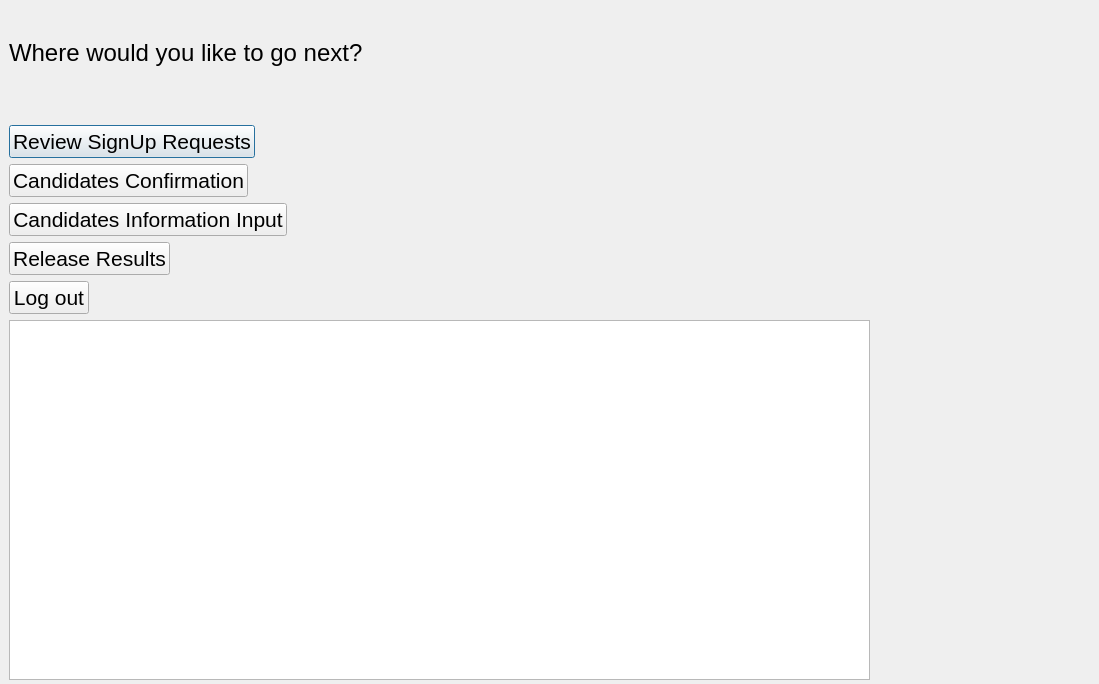
Above: adminmainwindow.ui from PrekshyaDawadi/E-Matdaan before the change. Below: the same form after it.
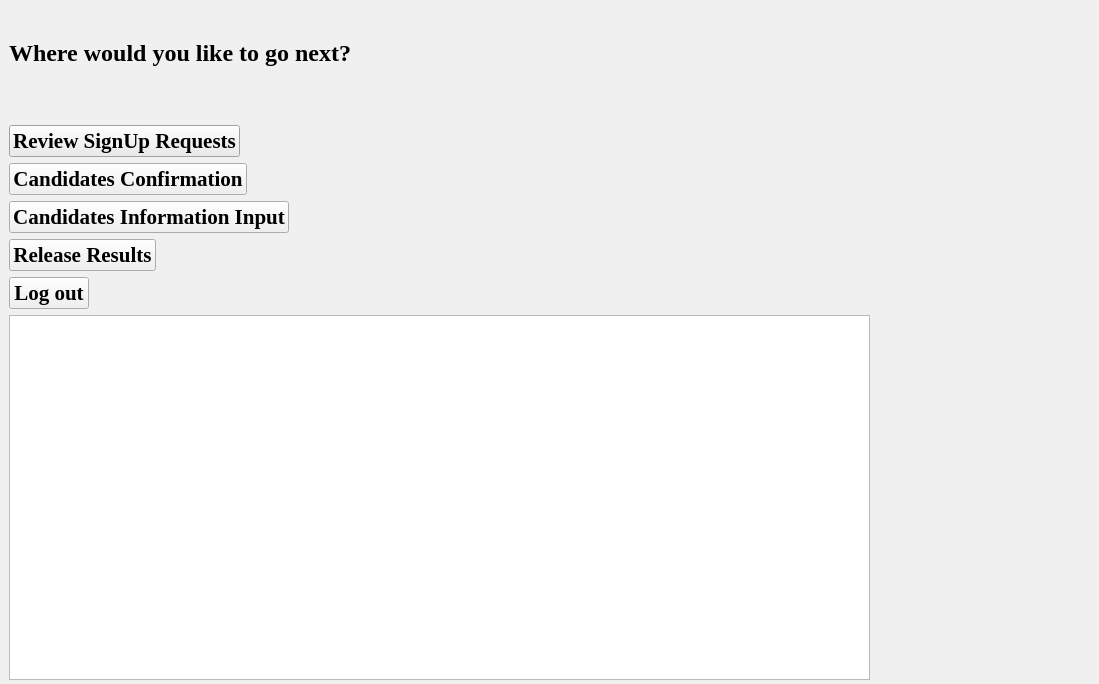
That is the form after the change.

Patch:
```diff
--- a/adminmainwindow.ui
+++ b/adminmainwindow.ui
@@ -10,6 +10,589 @@
     <height>684</height>
    </rect>
   </property>
+  <property name="palette">
+   <palette>
+    <active>
+     <colorrole role="WindowText">
+      <brush brushstyle="SolidPattern">
+       <color alpha="255">
+        <red>0</red>
+        <green>0</green>
+        <blue>0</blue>
+       </color>
+      </brush>
+     </colorrole>
+     <colorrole role="Button">
+      <brush brushstyle="SolidPattern">
+       <color alpha="255">
+        <red>240</red>
+        <green>240</green>
+        <blue>240</blue>
+       </color>
+      </brush>
+     </colorrole>
+     <colorrole role="Light">
+      <brush brushstyle="SolidPattern">
+       <color alpha="255">
+        <red>255</red>
+        <green>255</green>
+        <blue>255</blue>
+       </color>
+      </brush>
+     </colorrole>
+     <colorrole role="Midlight">
+      <brush brushstyle="SolidPattern">
+       <color alpha="255">
+        <red>227</red>
+        <green>227</green>
+        <blue>227</blue>
+       </color>
+      </brush>
+     </colorrole>
+     <colorrole role="Dark">
+      <brush brushstyle="SolidPattern">
+       <color alpha="255">
+        <red>160</red>
+        <green>160</green>
+        <blue>160</blue>
+       </color>
+      </brush>
+     </colorrole>
+     <colorrole role="Mid">
+      <brush brushstyle="SolidPattern">
+       <color alpha="255">
+        <red>160</red>
+        <green>160</green>
+        <blue>160</blue>
+       </color>
+      </brush>
+     </colorrole>
+     <colorrole role="Text">
+      <brush brushstyle="SolidPattern">
+       <color alpha="255">
+        <red>0</red>
+        <green>0</green>
+        <blue>0</blue>
+       </color>
+      </brush>
+     </colorrole>
+     <colorrole role="BrightText">
+      <brush brushstyle="SolidPattern">
+       <color alpha="255">
+        <red>255</red>
+        <green>255</green>
+        <blue>255</blue>
+       </color>
+      </brush>
+     </colorrole>
+     <colorrole role="ButtonText">
+      <brush brushstyle="SolidPattern">
+       <color alpha="255">
+        <red>0</red>
+        <green>0</green>
+        <blue>0</blue>
+       </color>
+      </brush>
+     </colorrole>
+     <colorrole role="Base">
+      <brush brushstyle="SolidPattern">
+       <color alpha="255">
+        <red>255</red>
+        <green>255</green>
+        <blue>255</blue>
+       </color>
+      </brush>
+     </colorrole>
+     <colorrole role="Window">
+      <brush brushstyle="SolidPattern">
+       <color alpha="255">
+        <red>85</red>
+        <green>170</green>
+        <blue>255</blue>
+       </color>
+      </brush>
+     </colorrole>
+     <colorrole role="Shadow">
+      <brush brushstyle="SolidPattern">
+       <color alpha="255">
+        <red>105</red>
+        <green>105</green>
+        <blue>105</blue>
+       </color>
+      </brush>
+     </colorrole>
+     <colorrole role="Highlight">
+      <brush brushstyle="SolidPattern">
+       <color alpha="255">
+        <red>0</red>
+        <green>120</green>
+        <blue>215</blue>
+       </color>
+      </brush>
+     </colorrole>
+     <colorrole role="HighlightedText">
+      <brush brushstyle="SolidPattern">
+       <color alpha="255">
+        <red>255</red>
+        <green>255</green>
+        <blue>255</blue>
+       </color>
+      </brush>
+     </colorrole>
+     <colorrole role="Link">
+      <brush brushstyle="SolidPattern">
+       <color alpha="255">
+        <red>0</red>
+        <green>0</green>
+        <blue>255</blue>
+       </color>
+      </brush>
+     </colorrole>
+     <colorrole role="LinkVisited">
+      <brush brushstyle="SolidPattern">
+       <color alpha="255">
+        <red>255</red>
+        <green>0</green>
+        <blue>255</blue>
+       </color>
+      </brush>
+     </colorrole>
+     <colorrole role="AlternateBase">
+      <brush brushstyle="SolidPattern">
+       <color alpha="255">
+        <red>245</red>
+        <green>245</green>
+        <blue>245</blue>
+       </color>
+      </brush>
+     </colorrole>
+     <colorrole role="NoRole">
+      <brush brushstyle="SolidPattern">
+       <color alpha="255">
+        <red>0</red>
+        <green>0</green>
+        <blue>0</blue>
+       </color>
+      </brush>
+     </colorrole>
+     <colorrole role="ToolTipBase">
+      <brush brushstyle="SolidPattern">
+       <color alpha="255">
+        <red>255</red>
+        <green>255</green>
+        <blue>220</blue>
+       </color>
+      </brush>
+     </colorrole>
+     <colorrole role="ToolTipText">
+      <brush brushstyle="SolidPattern">
+       <color alpha="255">
+        <red>0</red>
+        <green>0</green>
+        <blue>0</blue>
+       </color>
+      </brush>
+     </colorrole>
+     <colorrole role="PlaceholderText">
+      <brush brushstyle="SolidPattern">
+       <color alpha="128">
+        <red>0</red>
+        <green>0</green>
+        <blue>0</blue>
+       </color>
+      </brush>
+     </colorrole>
+    </active>
+    <inactive>
+     <colorrole role="WindowText">
+      <brush brushstyle="SolidPattern">
+       <color alpha="255">
+        <red>0</red>
+        <green>0</green>
+        <blue>0</blue>
+       </color>
+      </brush>
+     </colorrole>
+     <colorrole role="Button">
+      <brush brushstyle="SolidPattern">
+       <color alpha="255">
+        <red>240</red>
+        <green>240</green>
+        <blue>240</blue>
+       </color>
+      </brush>
+     </colorrole>
+     <colorrole role="Light">
+      <brush brushstyle="SolidPattern">
+       <color alpha="255">
+        <red>255</red>
+        <green>255</green>
+        <blue>255</blue>
+       </color>
+      </brush>
+     </colorrole>
+     <colorrole role="Midlight">
+      <brush brushstyle="SolidPattern">
+       <color alpha="255">
+        <red>227</red>
+        <green>227</green>
+        <blue>227</blue>
+       </color>
+      </brush>
+     </colorrole>
+     <colorrole role="Dark">
+      <brush brushstyle="SolidPattern">
+       <color alpha="255">
+        <red>160</red>
+        <green>160</green>
+        <blue>160</blue>
+       </color>
+      </brush>
+     </colorrole>
+     <colorrole role="Mid">
+      <brush brushstyle="SolidPattern">
+       <color alpha="255">
+        <red>160</red>
+        <green>160</green>
+        <blue>160</blue>
+       </color>
+      </brush>
+     </colorrole>
+     <colorrole role="Text">
+      <brush brushstyle="SolidPattern">
+       <color alpha="255">
+        <red>0</red>
+        <green>0</green>
+        <blue>0</blue>
+       </color>
+      </brush>
+     </colorrole>
+     <colorrole role="BrightText">
+      <brush brushstyle="SolidPattern">
+       <color alpha="255">
+        <red>255</red>
+        <green>255</green>
+        <blue>255</blue>
+       </color>
+      </brush>
+     </colorrole>
+     <colorrole role="ButtonText">
+      <brush brushstyle="SolidPattern">
+       <color alpha="255">
+        <red>0</red>
+        <green>0</green>
+        <blue>0</blue>
+       </color>
+      </brush>
+     </colorrole>
+     <colorrole role="Base">
+      <brush brushstyle="SolidPattern">
+       <color alpha="255">
+        <red>255</red>
+        <green>255</green>
+        <blue>255</blue>
+       </color>
+      </brush>
+     </colorrole>
+     <colorrole role="Window">
+      <brush brushstyle="SolidPattern">
+       <color alpha="255">
+        <red>240</red>
+        <green>240</green>
+        <blue>240</blue>
+       </color>
+      </brush>
+     </colorrole>
+     <colorrole role="Shadow">
+      <brush brushstyle="SolidPattern">
+       <color alpha="255">
+        <red>105</red>
+        <green>105</green>
+        <blue>105</blue>
+       </color>
+      </brush>
+     </colorrole>
+     <colorrole role="Highlight">
+      <brush brushstyle="SolidPattern">
+       <color alpha="255">
+        <red>240</red>
+        <green>240</green>
+        <blue>240</blue>
+       </color>
+      </brush>
+     </colorrole>
+     <colorrole role="HighlightedText">
+      <brush brushstyle="SolidPattern">
+       <color alpha="255">
+        <red>0</red>
+        <green>0</green>
+        <blue>0</blue>
+       </color>
+      </brush>
+     </colorrole>
+     <colorrole role="Link">
+      <brush brushstyle="SolidPattern">
+       <color alpha="255">
+        <red>0</red>
+        <green>0</green>
+        <blue>255</blue>
+       </color>
+      </brush>
+     </colorrole>
+     <colorrole role="LinkVisited">
+      <brush brushstyle="SolidPattern">
+       <color alpha="255">
+        <red>255</red>
+        <green>0</green>
+        <blue>255</blue>
+       </color>
+      </brush>
+     </colorrole>
+     <colorrole role="AlternateBase">
+      <brush brushstyle="SolidPattern">
+       <color alpha="255">
+        <red>245</red>
+        <green>245</green>
+        <blue>245</blue>
+       </color>
+      </brush>
+     </colorrole>
+     <colorrole role="NoRole">
+      <brush brushstyle="NoBrush">
+       <color alpha="255">
+        <red>0</red>
+        <green>0</green>
+        <blue>0</blue>
+       </color>
+      </brush>
+     </colorrole>
+     <colorrole role="ToolTipBase">
+      <brush brushstyle="SolidPattern">
+       <color alpha="255">
+        <red>255</red>
+        <green>255</green>
+        <blue>220</blue>
+       </color>
+      </brush>
+     </colorrole>
+     <colorrole role="ToolTipText">
+      <brush brushstyle="SolidPattern">
+       <color alpha="255">
+        <red>0</red>
+        <green>0</green>
+        <blue>0</blue>
+       </color>
+      </brush>
+     </colorrole>
+     <colorrole role="PlaceholderText">
+      <brush brushstyle="SolidPattern">
+       <color alpha="128">
+        <red>0</red>
+        <green>0</green>
+        <blue>0</blue>
+       </color>
+      </brush>
+     </colorrole>
+    </inactive>
+    <disabled>
+     <colorrole role="WindowText">
+      <brush brushstyle="SolidPattern">
+       <color alpha="255">
+        <red>120</red>
+        <green>120</green>
+        <blue>120</blue>
+       </color>
+      </brush>
+     </colorrole>
+     <colorrole role="Button">
+      <brush brushstyle="SolidPattern">
+       <color alpha="255">
+        <red>240</red>
+        <green>240</green>
+        <blue>240</blue>
+       </color>
+      </brush>
+     </colorrole>
+     <colorrole role="Light">
+      <brush brushstyle="SolidPattern">
+       <color alpha="255">
+        <red>255</red>
+        <green>255</green>
+        <blue>255</blue>
+       </color>
+      </brush>
+     </colorrole>
+     <colorrole role="Midlight">
+      <brush brushstyle="SolidPattern">
+       <color alpha="255">
+        <red>247</red>
+        <green>247</green>
+        <blue>247</blue>
+       </color>
+      </brush>
+     </colorrole>
+     <colorrole role="Dark">
+      <brush brushstyle="SolidPattern">
+       <color alpha="255">
+        <red>160</red>
+        <green>160</green>
+        <blue>160</blue>
+       </color>
+      </brush>
+     </colorrole>
+     <colorrole role="Mid">
+      <brush brushstyle="SolidPattern">
+       <color alpha="255">
+        <red>160</red>
+        <green>160</green>
+        <blue>160</blue>
+       </color>
+      </brush>
+     </colorrole>
+     <colorrole role="Text">
+      <brush brushstyle="SolidPattern">
+       <color alpha="255">
+        <red>120</red>
+        <green>120</green>
+        <blue>120</blue>
+       </color>
+      </brush>
+     </colorrole>
+     <colorrole role="BrightText">
+      <brush brushstyle="SolidPattern">
+       <color alpha="255">
+        <red>255</red>
+        <green>255</green>
+        <blue>255</blue>
+       </color>
+      </brush>
+     </colorrole>
+     <colorrole role="ButtonText">
+      <brush brushstyle="SolidPattern">
+       <color alpha="255">
+        <red>120</red>
+        <green>120</green>
+        <blue>120</blue>
+       </color>
+      </brush>
+     </colorrole>
+     <colorrole role="Base">
+      <brush brushstyle="SolidPattern">
+       <color alpha="255">
+        <red>85</red>
+        <green>170</green>
+        <blue>255</blue>
+       </color>
+      </brush>
+     </colorrole>
+     <colorrole role="Window">
+      <brush brushstyle="SolidPattern">
+       <color alpha="255">
+        <red>85</red>
+        <green>170</green>
+        <blue>255</blue>
+       </color>
+      </brush>
+     </colorrole>
+     <colorrole role="Shadow">
+      <brush brushstyle="SolidPattern">
+       <color alpha="255">
+        <red>0</red>
+        <green>0</green>
+        <blue>0</blue>
+       </color>
+      </brush>
+     </colorrole>
+     <colorrole role="Highlight">
+      <brush brushstyle="SolidPattern">
+       <color alpha="255">
+        <red>0</red>
+        <green>120</green>
+        <blue>215</blue>
+       </color>
+      </brush>
+     </colorrole>
+     <colorrole role="HighlightedText">
+      <brush brushstyle="SolidPattern">
+       <color alpha="255">
+        <red>255</red>
+        <green>255</green>
+        <blue>255</blue>
+       </color>
+      </brush>
+     </colorrole>
+     <colorrole role="Link">
+      <brush brushstyle="SolidPattern">
+       <color alpha="255">
+        <red>0</red>
+        <green>0</green>
+        <blue>255</blue>
+       </color>
+      </brush>
+     </colorrole>
+     <colorrole role="LinkVisited">
+      <brush brushstyle="SolidPattern">
+       <color alpha="255">
+        <red>255</red>
+        <green>0</green>
+        <blue>255</blue>
+       </color>
+      </brush>
+     </colorrole>
+     <colorrole role="AlternateBase">
+      <brush brushstyle="SolidPattern">
+       <color alpha="255">
+        <red>245</red>
+        <green>245</green>
+        <blue>245</blue>
+       </color>
+      </brush>
+     </colorrole>
+     <colorrole role="NoRole">
+      <brush brushstyle="NoBrush">
+       <color alpha="255">
+        <red>0</red>
+        <green>0</green>
+        <blue>0</blue>
+       </color>
+      </brush>
+     </colorrole>
+     <colorrole role="ToolTipBase">
+      <brush brushstyle="SolidPattern">
+       <color alpha="255">
+        <red>255</red>
+        <green>255</green>
+        <blue>220</blue>
+       </color>
+      </brush>
+     </colorrole>
+     <colorrole role="ToolTipText">
+      <brush brushstyle="SolidPattern">
+       <color alpha="255">
+        <red>0</red>
+        <green>0</green>
+        <blue>0</blue>
+       </color>
+      </brush>
+     </colorrole>
+     <colorrole role="PlaceholderText">
+      <brush brushstyle="SolidPattern">
+       <color alpha="128">
+        <red>0</red>
+        <green>0</green>
+        <blue>0</blue>
+       </color>
+      </brush>
+     </colorrole>
+    </disabled>
+   </palette>
+  </property>
+  <property name="font">
+   <font>
+    <family>Times New Roman</family>
+    <bold>true</bold>
+   </font>
+  </property>
   <property name="windowTitle">
    <string>Dialog</string>
   </property>
@@ -27,7 +610,9 @@
      <widget class="QLabel" name="label">
       <property name="font">
        <font>
+        <family>Times New Roman</family>
         <pointsize>18</pointsize>
+        <bold>true</bold>
        </font>
       </property>
       <property name="text">
@@ -65,7 +650,9 @@
      <widget class="QPushButton" name="pushButton">
       <property name="font">
        <font>
+        <family>Times New Roman</family>
         <pointsize>16</pointsize>
+        <bold>true</bold>
        </font>
       </property>
       <property name="text">
@@ -77,7 +664,9 @@
      <widget class="QPushButton" name="pushButton_2">
       <property name="font">
        <font>
+        <family>Times New Roman</family>
         <pointsize>16</pointsize>
+        <bold>true</bold>
        </font>
       </property>
       <property name="text">
@@ -89,7 +678,9 @@
      <widget class="QPushButton" name="pushButton_3">
       <property name="font">
        <font>
+        <family>Times New Roman</family>
         <pointsize>16</pointsize>
+        <bold>true</bold>
        </font>
       </property>
       <property name="text">
@@ -101,7 +692,9 @@
      <widget class="QPushButton" name="pushButton_4">
       <property name="font">
        <font>
+        <family>Times New Roman</family>
         <pointsize>16</pointsize>
+        <bold>true</bold>
        </font>
       </property>
       <property name="text">
@@ -113,7 +706,9 @@
      <widget class="QPushButton" name="pushButton_5">
       <property name="font">
        <font>
+        <family>Times New Roman</family>
         <pointsize>16</pointsize>
+        <bold>true</bold>
        </font>
       </property>
       <property name="text">
```
